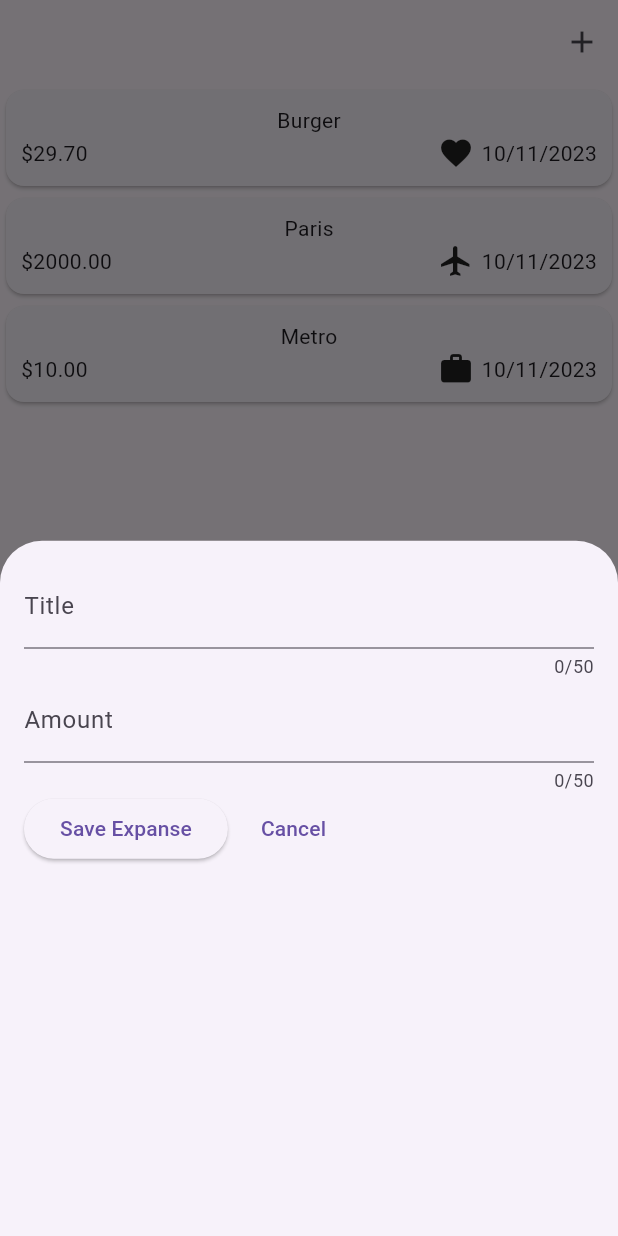
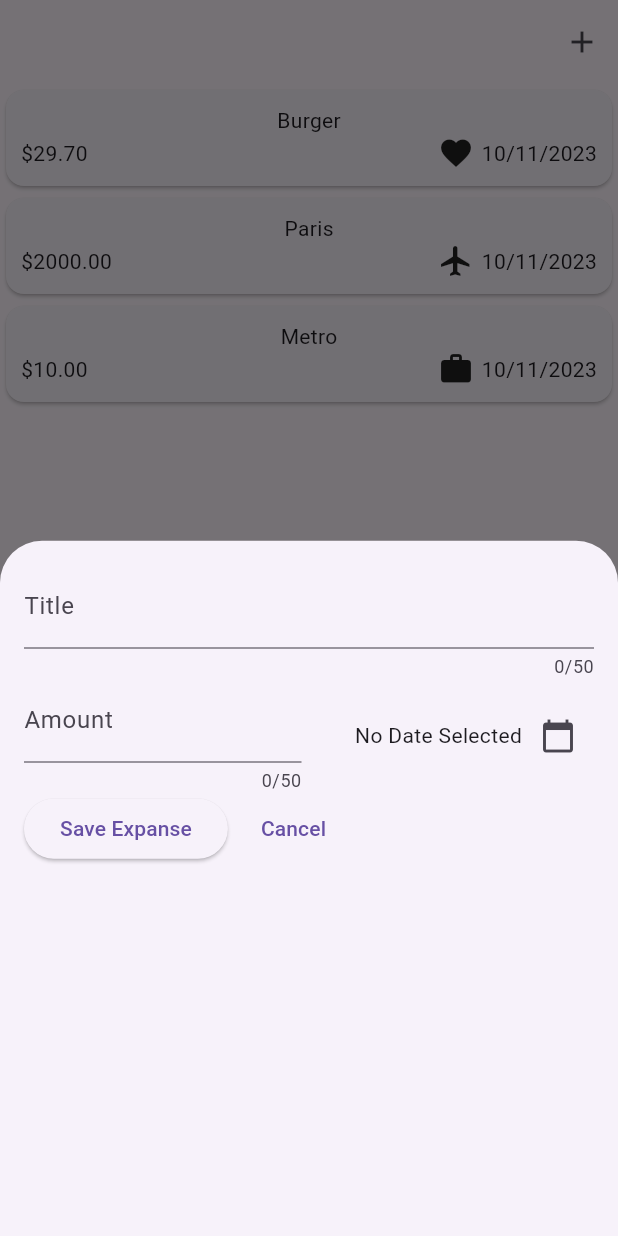
Before and after one commit to ramywael/Expanse, a Flutter app: the screen it shows after launch, after a tap on the "add" icon, on a phone screen of 412 x 824 dp. Run offline on Flutter 3.47's test engine with Material 2 defaults, Android fonts, the phone set to English and light mode, and no system bars.

Commit message:
Create the DatePicker and displays it

```diff
--- a/lib/widget/new_expanse.dart
+++ b/lib/widget/new_expanse.dart
@@ -1,6 +1,7 @@
 import 'dart:developer';
 
 import 'package:flutter/material.dart';
+import 'package:intl/intl.dart';
 
 class NewExpanse extends StatefulWidget {
   const NewExpanse({Key? key}) : super(key: key);
@@ -10,9 +11,13 @@ class NewExpanse extends StatefulWidget {
 }
 
 class _NewExpanseState extends State<NewExpanse> {
+  final firstDate = DateTime(
+      DateTime.now().year - 1, DateTime.now().month, DateTime.now().day);
   final TextEditingController _titleController = TextEditingController();
   final TextEditingController _amountController = TextEditingController();
-
+  final now = DateTime.now();
+  DateTime? _selectedDate;
+  final formatter = DateFormat.yMd();
   @override
   void dispose() {
     super.dispose();
@@ -35,20 +40,57 @@ class _NewExpanseState extends State<NewExpanse> {
             keyboardType: TextInputType
                 .text, //the max number of characters that the user can enter
           ),
-          TextField(
+          Row(
+            children: [
+              Expanded(
+                child: TextField(
                   controller: _amountController,
                   maxLength: 50,
                   decoration: const InputDecoration(
                     label: Text("Amount"),
+                    prefixText: "\$",
                   ),
                   keyboardType: TextInputType
                       .number, //the max number of characters that the user can enter
+                ),
+              ),
+              const SizedBox(
+                width: 10,
+              ),
+              Expanded(
+                child: Row(
+                  mainAxisAlignment: MainAxisAlignment.end,
+                  children: [
+                    Text(_selectedDate == null
+                        ? "No Date Selected"
+                        : formatter.format(_selectedDate!)),
+                    IconButton(
+                      onPressed: () async {
+
+                        final DateTime? pickedData = await showDatePicker(
+                          context: context,
+                          initialDate: now,
+                          firstDate: firstDate,
+                          lastDate: now,
+                        );
+                        setState(() {
+                          _selectedDate = pickedData;
+                        });
+                      },
+                      icon: const Icon(Icons.calendar_today),
+                    ),
+                  ],
+                ),
+              )
+            ],
           ),
           Row(
             children: [
               ElevatedButton(
                 onPressed: () {
                   log(_titleController.text);
+                  _titleController.clear();
+                  _amountController.clear();
                 },
                 child: const Text("Save Expanse"),
               ),
```
Lines whose indentation alone changed are shown as unchanged.
